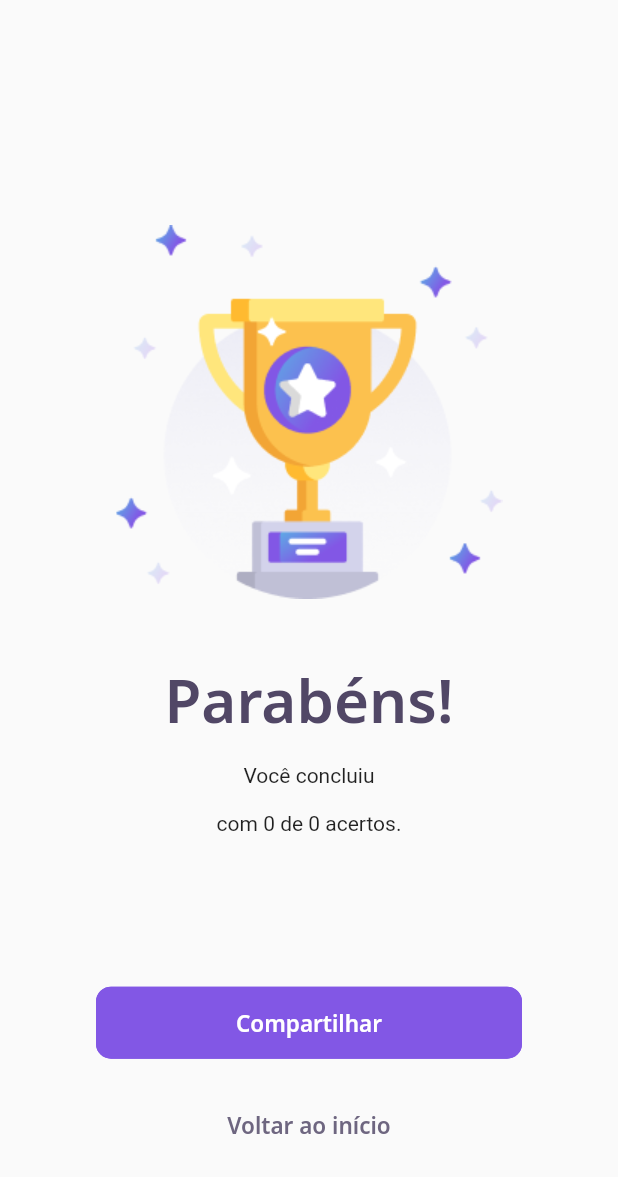
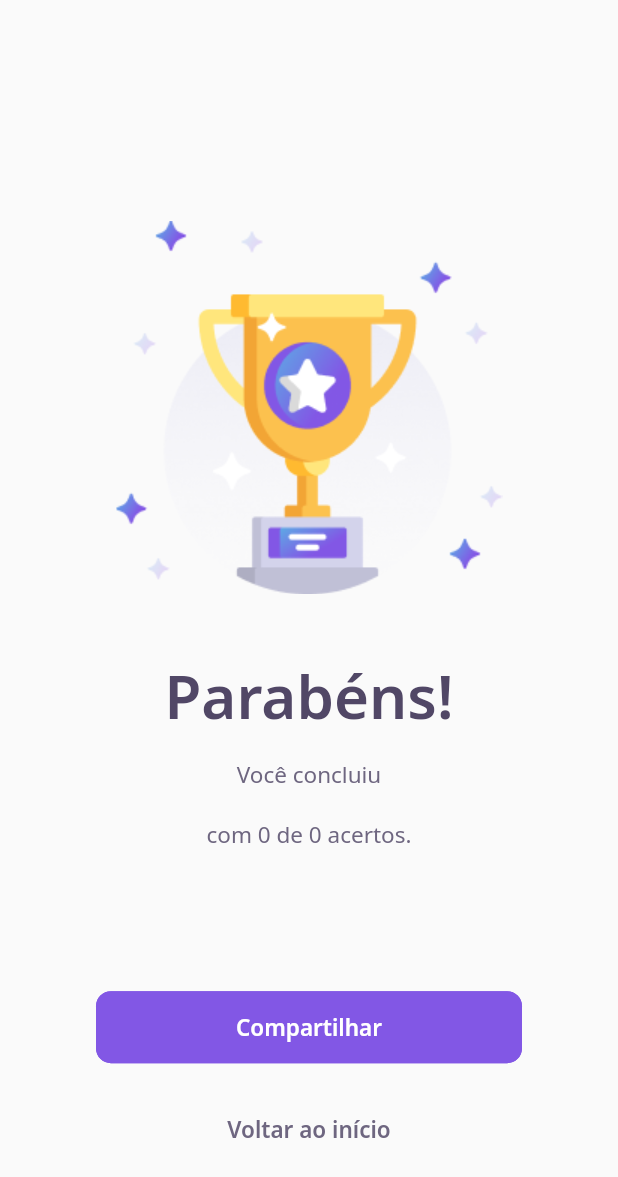
Before and after one commit to steniooliv/devquiz_flutter, a Flutter app: the ResultPage screen opened directly with empty values, on a phone screen of 412 x 824 dp. Shown: the top 1177 px of the screen. Run offline on Flutter 3.47's test engine with Material 2 defaults, Android fonts, the phone set to English and light mode, and no system bars; our stand-ins replace google_fonts, share_plus; accounts and stored records are empty; network calls fail.

Commit message:
create new text styles

```diff
--- a/lib/core/app_text_styles.dart
+++ b/lib/core/app_text_styles.dart
@@ -79,9 +79,22 @@ class AppTextStyles {
     fontSize: 20,
     fontWeight: FontWeight.normal,
   );
+
   static final TextStyle body11 = GoogleFonts.notoSans(
     color: AppColors.grey,
     fontSize: 11,
     fontWeight: FontWeight.normal,
   );
+
+  static final TextStyle resultBody = GoogleFonts.notoSans(
+    color: AppColors.grey,
+    fontSize: 15,
+    fontWeight: FontWeight.normal,
+  );
+
+  static final TextStyle resultBodyBold = GoogleFonts.notoSans(
+    color: AppColors.grey,
+    fontSize: 15,
+    fontWeight: FontWeight.bold,
+  );
 }
```
